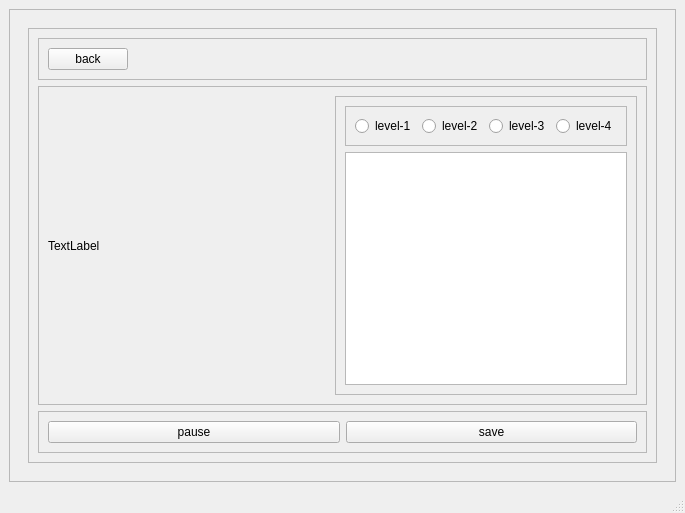
Before: the Qt Designer form client/ui/real_real_main_page.ui in addinedu-ros-8th/deeplearning-repo-1, drawn with Qt 5.
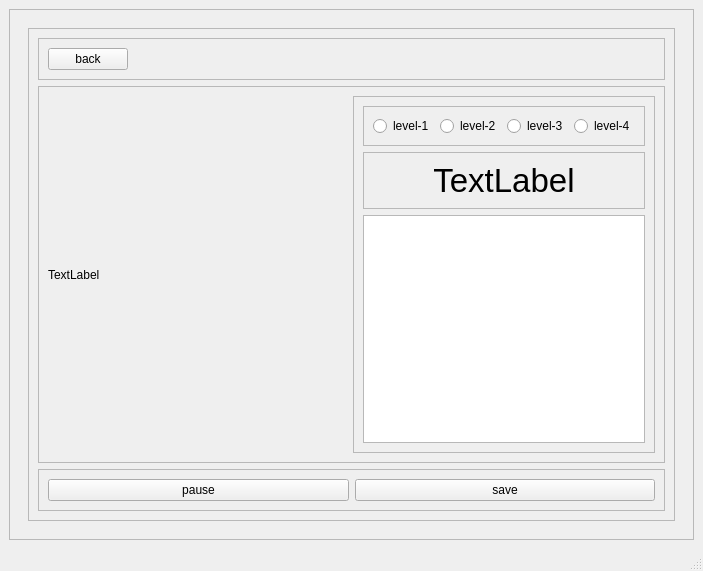
After: the same form once the commit is applied. The open tabs and pages were chosen to show the change.

Patch:
```diff
--- a/client/ui/real_real_main_page.ui
+++ b/client/ui/real_real_main_page.ui
@@ -6,8 +6,8 @@
    <rect>
     <x>0</x>
     <y>0</y>
-    <width>685</width>
-    <height>513</height>
+    <width>703</width>
+    <height>571</height>
    </rect>
   </property>
   <property name="windowTitle">
@@ -867,7 +867,7 @@
                   </widget>
                  </item>
                  <item>
-                  <widget class="QFrame" name="frame_43">
+                  <widget class="QFrame" name="lookup_frame">
                    <property name="sizePolicy">
                     <sizepolicy hsizetype="Maximum" vsizetype="Preferred">
                      <horstretch>0</horstretch>
@@ -952,13 +952,45 @@
                      </widget>
                     </item>
                     <item>
-                     <widget class="QListWidget" name="listWidget">
+                     <widget class="QFrame" name="frame_43">
+                      <property name="frameShape">
+                       <enum>QFrame::StyledPanel</enum>
+                      </property>
+                      <property name="frameShadow">
+                       <enum>QFrame::Raised</enum>
+                      </property>
+                      <layout class="QHBoxLayout" name="horizontalLayout_26">
+                       <item>
+                        <widget class="QLabel" name="label_tier">
+                         <property name="font">
+                          <font>
+                           <pointsize>25</pointsize>
+                          </font>
+                         </property>
+                         <property name="text">
+                          <string>TextLabel</string>
+                         </property>
+                         <property name="alignment">
+                          <set>Qt::AlignCenter</set>
+                         </property>
+                        </widget>
+                       </item>
+                      </layout>
+                     </widget>
+                    </item>
+                    <item>
+                     <widget class="QListWidget" name="workout_list">
                       <property name="sizePolicy">
                        <sizepolicy hsizetype="Preferred" vsizetype="Expanding">
                         <horstretch>0</horstretch>
                         <verstretch>0</verstretch>
                        </sizepolicy>
                       </property>
+                      <property name="font">
+                       <font>
+                        <pointsize>30</pointsize>
+                       </font>
+                      </property>
                      </widget>
                     </item>
                    </layout>
```
Left out of the diff: 4 changed lines with no effect on the pictures.
